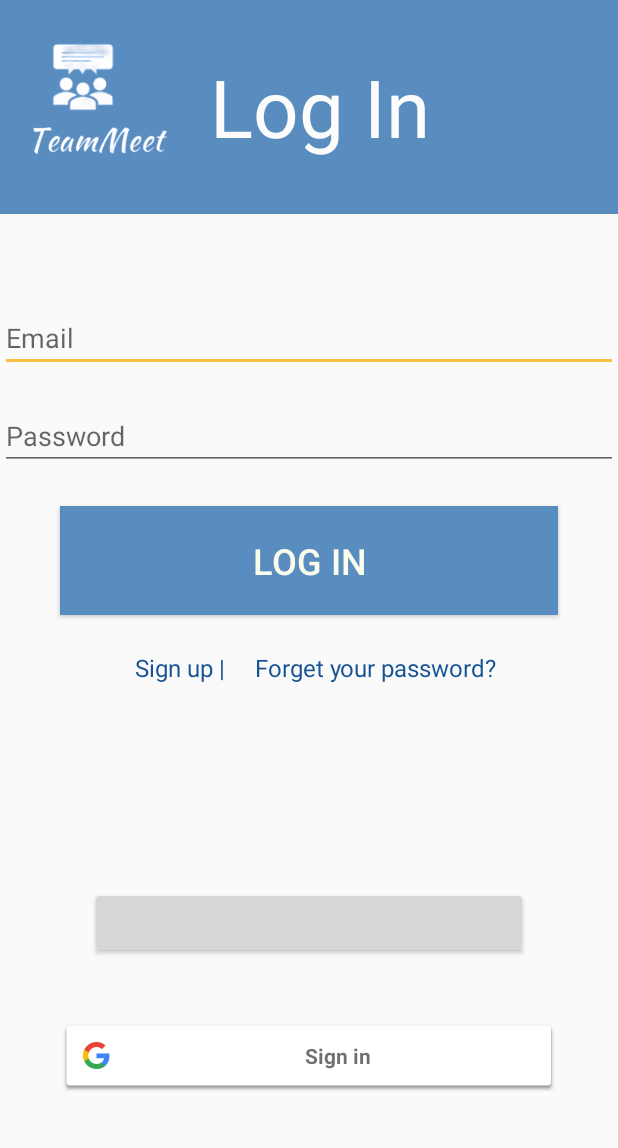
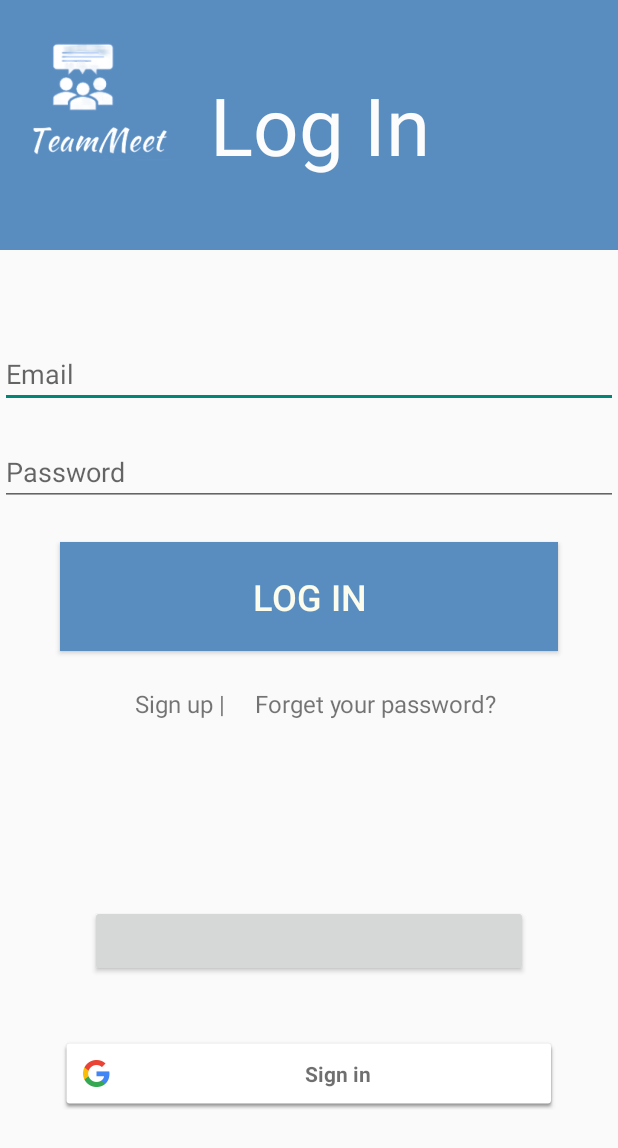
Before and after one commit to Anonymodesu/COMP5216, an Android app: the layout activity_main.xml on its own in the app's theme, with its tools: preview values and no code run, on a phone screen of 412 x 824 dp. Shown: the top 1148 px of the screen. Run offline under Robolectric (Android 15) with nearby library versions, the phone set to English and light mode, and no system bars; plain views replace LoginButton.

Commit message:
correct fatal error in layout file

```diff
--- a/TeamMeet/app/src/main/AndroidManifest.xml
+++ b/TeamMeet/app/src/main/AndroidManifest.xml
@@ -9,7 +9,8 @@
         android:label="@string/app_name"
         android:roundIcon="@mipmap/ic_launcher_round"
         android:supportsRtl="true"
-        android:theme="@style/AppTheme">
+        android:theme="@style/Theme.AppCompat.Light.NoActionBar">
+        <!--android:theme="@style/AppTheme"-->
         <activity android:name=".MainActivity">
             <intent-filter>
                 <action android:name="android.intent.action.MAIN" />
--- a/TeamMeet/app/src/main/res/layout/activity_main.xml
+++ b/TeamMeet/app/src/main/res/layout/activity_main.xml
@@ -6,9 +6,9 @@
     android:layout_height="match_parent"
     android:orientation="vertical"
     tools:context=".MainActivity"
-    android:weightSum="7">
+    android:weightSum="8">
     <RelativeLayout
-        android:layout_weight="3"
+        android:layout_weight="4"
         android:layout_width="match_parent"
         android:background="@color/colorPrimary"
         android:layout_height="0dp">
@@ -27,7 +27,6 @@
             android:layout_toRightOf="@+id/Logo"
             android:layout_marginLeft="20dp"
             android:layout_centerInParent="true"/>
-
     </RelativeLayout>
     <RelativeLayout
         android:layout_width="wrap_content"
```
